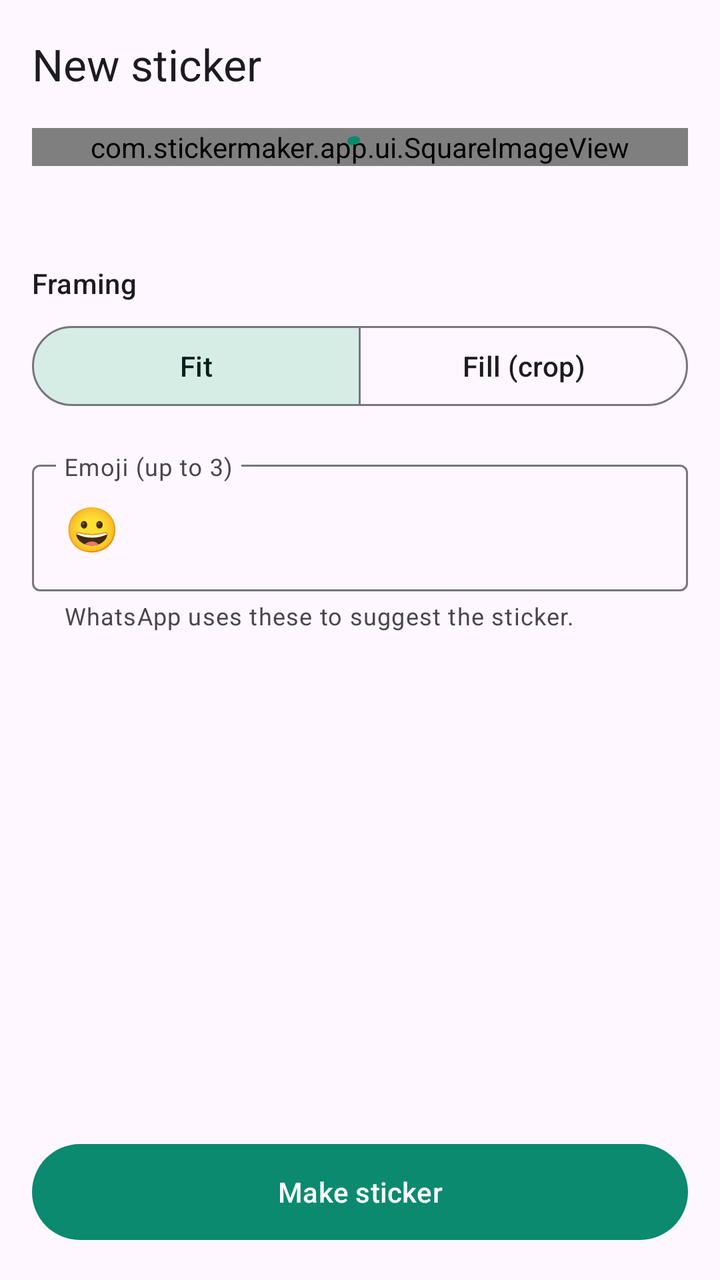
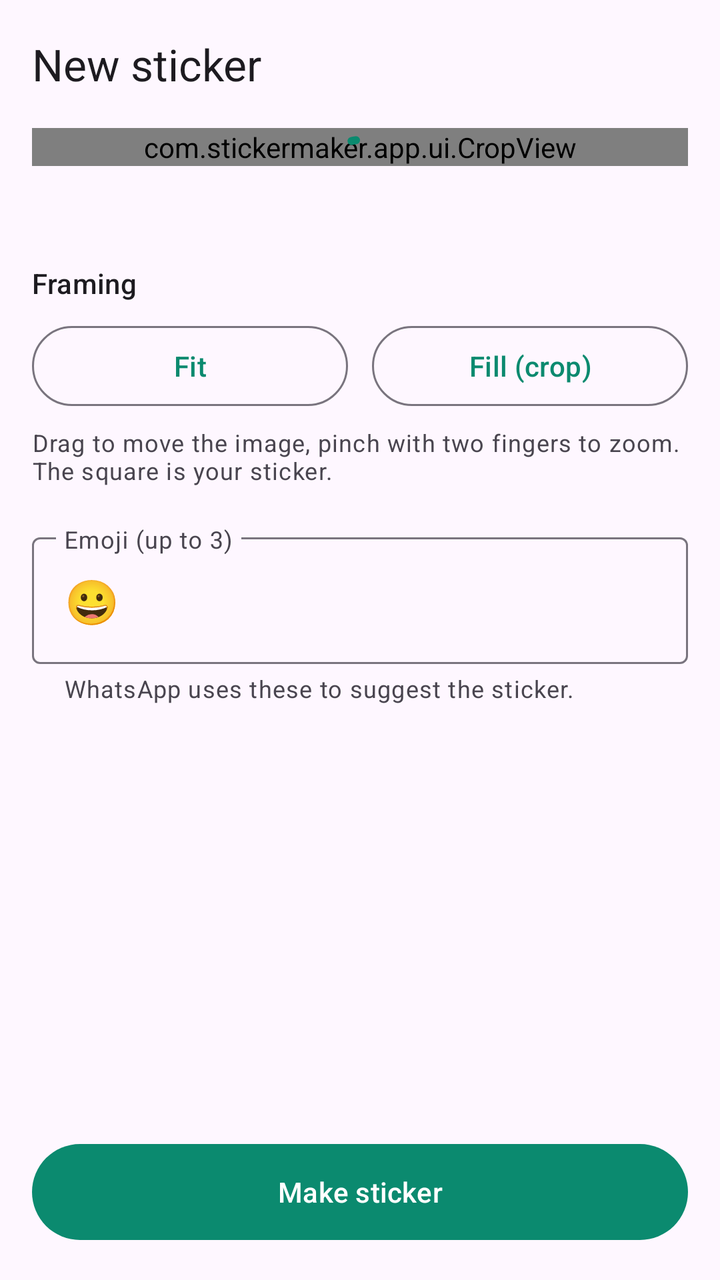

An Android layout rendered at two revisions. The XML below is the earlier revision; the diff shows what the commit changed to produce the second picture.
<!-- AndroidManifest.xml: application theme Theme.StickerMaker -->
<!-- res/layout/activity_editor.xml -->
<?xml version="1.0" encoding="utf-8"?>
<LinearLayout xmlns:android="http://schemas.android.com/apk/res/android"
    xmlns:app="http://schemas.android.com/apk/res-auto"
    android:id="@+id/root"
    android:layout_width="match_parent"
    android:layout_height="match_parent"
    android:orientation="vertical">

    <com.google.android.material.appbar.MaterialToolbar
        android:id="@+id/toolbar"
        android:layout_width="match_parent"
        android:layout_height="?attr/actionBarSize"
        app:title="@string/editor_title" />

    <ScrollView
        android:layout_width="match_parent"
        android:layout_height="0dp"
        android:layout_weight="1">

        <LinearLayout
            android:layout_width="match_parent"
            android:layout_height="wrap_content"
            android:orientation="vertical"
            android:paddingHorizontal="16dp"
            android:paddingBottom="16dp">

            <FrameLayout
                android:layout_width="match_parent"
                android:layout_height="wrap_content"
                android:layout_gravity="center_horizontal">

                <com.stickermaker.app.ui.SquareImageView
                    android:id="@+id/preview"
                    android:layout_width="match_parent"
                    android:layout_height="wrap_content"
                    android:importantForAccessibility="no"
                    android:scaleType="fitCenter" />

                <com.google.android.material.progressindicator.CircularProgressIndicator
                    android:id="@+id/previewLoading"
                    android:layout_width="wrap_content"
                    android:layout_height="wrap_content"
                    android:layout_gravity="center"
                    android:indeterminate="true" />
            </FrameLayout>

            <TextView
                android:layout_width="wrap_content"
                android:layout_height="wrap_content"
                android:layout_marginTop="20dp"
                android:text="@string/framing"
                android:textAppearance="?attr/textAppearanceLabelLarge" />

            <com.google.android.material.button.MaterialButtonToggleGroup
                android:id="@+id/framingGroup"
                android:layout_width="match_parent"
                android:layout_height="wrap_content"
                android:layout_marginTop="8dp"
                app:checkedButton="@+id/framingFit"
                app:selectionRequired="true"
                app:singleSelection="true">

                <com.google.android.material.button.MaterialButton
                    android:id="@+id/framingFit"
                    style="?attr/materialButtonOutlinedStyle"
                    android:layout_width="0dp"
                    android:layout_height="wrap_content"
                    android:layout_weight="1"
                    android:text="@string/fit" />

                <com.google.android.material.button.MaterialButton
                    android:id="@+id/framingFill"
                    style="?attr/materialButtonOutlinedStyle"
                    android:layout_width="0dp"
                    android:layout_height="wrap_content"
                    android:layout_weight="1"
                    android:text="@string/fill" />
            </com.google.android.material.button.MaterialButtonToggleGroup>

            <LinearLayout
                android:id="@+id/timeSection"
                android:layout_width="match_parent"
                android:layout_height="wrap_content"
                android:layout_marginTop="20dp"
                android:orientation="vertical"
                android:visibility="gone">

                <TextView
                    android:id="@+id/timeTitle"
                    android:layout_width="wrap_content"
                    android:layout_height="wrap_content"
                    android:text="@string/clip"
                    android:textAppearance="?attr/textAppearanceLabelLarge" />

                <com.google.android.material.slider.RangeSlider
                    android:id="@+id/rangeSlider"
                    android:layout_width="match_parent"
                    android:layout_height="wrap_content"
                    android:valueFrom="0"
                    android:valueTo="1"
                    android:visibility="gone" />

                <com.google.android.material.slider.Slider
                    android:id="@+id/frameSlider"
                    android:layout_width="match_parent"
                    android:layout_height="wrap_content"
                    android:value="0"
                    android:valueFrom="0"
                    android:valueTo="1"
                    android:visibility="gone" />

                <TextView
                    android:id="@+id/timeLabel"
                    android:layout_width="wrap_content"
                    android:layout_height="wrap_content"
                    android:textAppearance="?attr/textAppearanceBodySmall"
                    android:textColor="?attr/colorOnSurfaceVariant" />
            </LinearLayout>

            <LinearLayout
                android:id="@+id/fpsSection"
                android:layout_width="match_parent"
                android:layout_height="wrap_content"
                android:layout_marginTop="20dp"
                android:orientation="vertical"
                android:visibility="gone">

                <TextView
                    android:layout_width="wrap_content"
                    android:layout_height="wrap_content"
                    android:text="@string/smoothness"
                    android:textAppearance="?attr/textAppearanceLabelLarge" />

                <com.google.android.material.button.MaterialButtonToggleGroup
                    android:id="@+id/fpsGroup"
                    android:layout_width="match_parent"
                    android:layout_height="wrap_content"
                    android:layout_marginTop="8dp"
                    app:checkedButton="@+id/fps10"
                    app:selectionRequired="true"
                    app:singleSelection="true">

                    <com.google.android.material.button.MaterialButton
                        android:id="@+id/fps8"
                        style="?attr/materialButtonOutlinedStyle"
                        android:layout_width="0dp"
                        android:layout_height="wrap_content"
                        android:layout_weight="1"
                        android:text="@string/fps_8" />

                    <com.google.android.material.button.MaterialButton
                        android:id="@+id/fps10"
                        style="?attr/materialButtonOutlinedStyle"
                        android:layout_width="0dp"
                        android:layout_height="wrap_content"
                        android:layout_weight="1"
                        android:text="@string/fps_10" />

                    <com.google.android.material.button.MaterialButton
                        android:id="@+id/fps15"
                        style="?attr/materialButtonOutlinedStyle"
                        android:layout_width="0dp"
                        android:layout_height="wrap_content"
                        android:layout_weight="1"
                        android:text="@string/fps_15" />
                </com.google.android.material.button.MaterialButtonToggleGroup>
            </LinearLayout>

            <TextView
                android:id="@+id/staticNote"
                android:layout_width="match_parent"
                android:layout_height="wrap_content"
                android:layout_marginTop="6dp"
                android:text="@string/static_note"
                android:textAppearance="?attr/textAppearanceBodySmall"
                android:textColor="?attr/colorOnSurfaceVariant"
                android:visibility="gone" />

            <com.google.android.material.textfield.TextInputLayout
                android:layout_width="match_parent"
                android:layout_height="wrap_content"
                android:layout_marginTop="20dp"
                android:hint="@string/sticker_emoji"
                app:helperText="@string/sticker_emoji_help">

                <com.google.android.material.textfield.TextInputEditText
                    android:id="@+id/emojiInput"
                    android:layout_width="match_parent"
                    android:layout_height="wrap_content"
                    android:inputType="text"
                    android:maxLines="1"
                    android:text="😀"
                    android:textSize="22sp" />
            </com.google.android.material.textfield.TextInputLayout>
        </LinearLayout>
    </ScrollView>

    <LinearLayout
        android:layout_width="match_parent"
        android:layout_height="wrap_content"
        android:orientation="vertical"
        android:padding="16dp">

        <com.google.android.material.progressindicator.LinearProgressIndicator
            android:id="@+id/progress"
            android:layout_width="match_parent"
            android:layout_height="wrap_content"
            android:visibility="gone" />

        <TextView
            android:id="@+id/status"
            android:layout_width="match_parent"
            android:layout_height="wrap_content"
            android:layout_marginTop="6dp"
            android:gravity="center"
            android:textAppearance="?attr/textAppearanceBodySmall"
            android:textColor="?attr/colorOnSurfaceVariant"
            android:visibility="gone" />

        <com.google.android.material.button.MaterialButton
            android:id="@+id/makeButton"
            android:layout_width="match_parent"
            android:layout_height="56dp"
            android:layout_marginTop="8dp"
            android:text="@string/make_sticker" />
    </LinearLayout>
</LinearLayout>
<!-- resources referenced by this layout -->
<resources>
  <string name="clip">Clip</string>
  <string name="editor_title">New sticker</string>
  <string name="fill">Fill (crop)</string>
  <string name="fit">Fit</string>
  <string name="fps_10">Normal</string>
  <string name="fps_15">Smooth</string>
  <string name="fps_8">Light</string>
  <string name="framing">Framing</string>
  <string name="make_sticker">Make sticker</string>
  <string name="smoothness">Smoothness</string>
  <string name="static_note">This is a static pack, so one frame is used.</string>
  <string name="sticker_emoji">Emoji (up to 3)</string>
  <string name="sticker_emoji_help">WhatsApp uses these to suggest the sticker.</string>
  <style name="Theme.StickerMaker" parent="Theme.Material3.DayNight.NoActionBar">
          <item name="colorPrimary">@color/primary</item>
          <item name="colorOnPrimary">@color/on_primary</item>
          <item name="colorPrimaryContainer">@color/primary_container</item>
          <item name="colorOnPrimaryContainer">@color/on_primary_container</item>
          <item name="colorSecondary">@color/primary</item>
          <item name="colorSecondaryContainer">@color/secondary_container</item>
          <item name="colorOnSecondaryContainer">@color/on_primary_container</item>
          <item name="colorTertiary">@color/primary</item>
      </style>
  <color name="primary">#0B8A6F</color>
  <color name="on_primary">#FFFFFF</color>
  <color name="primary_container">#C6F3E2</color>
  <color name="on_primary_container">#00201A</color>
  <color name="secondary_container">#D6EDE5</color>
</resources>

<!-- the commit's change to res/layout/activity_editor.xml (unified diff, before → after) -->
@@ -29,12 +29,11 @@
                 android:layout_height="wrap_content"
                 android:layout_gravity="center_horizontal">
 
-                <com.stickermaker.app.ui.SquareImageView
+                <com.stickermaker.app.ui.CropView
                     android:id="@+id/preview"
                     android:layout_width="match_parent"
                     android:layout_height="wrap_content"
-                    android:importantForAccessibility="no"
-                    android:scaleType="fitCenter" />
+                    android:importantForAccessibility="no" />
 
                 <com.google.android.material.progressindicator.CircularProgressIndicator
                     android:id="@+id/previewLoading"
@@ -51,14 +50,11 @@
                 android:text="@string/framing"
                 android:textAppearance="?attr/textAppearanceLabelLarge" />
 
-            <com.google.android.material.button.MaterialButtonToggleGroup
-                android:id="@+id/framingGroup"
+            <LinearLayout
                 android:layout_width="match_parent"
                 android:layout_height="wrap_content"
                 android:layout_marginTop="8dp"
-                app:checkedButton="@+id/framingFit"
-                app:selectionRequired="true"
-                app:singleSelection="true">
+                android:orientation="horizontal">
 
                 <com.google.android.material.button.MaterialButton
                     android:id="@+id/framingFit"
@@ -68,6 +64,10 @@
                     android:layout_weight="1"
                     android:text="@string/fit" />
 
+                <Space
+                    android:layout_width="12dp"
+                    android:layout_height="0dp" />
+
                 <com.google.android.material.button.MaterialButton
                     android:id="@+id/framingFill"
                     style="?attr/materialButtonOutlinedStyle"
@@ -75,7 +75,15 @@
                     android:layout_height="wrap_content"
                     android:layout_weight="1"
                     android:text="@string/fill" />
-            </com.google.android.material.button.MaterialButtonToggleGroup>
+            </LinearLayout>
+
+            <TextView
+                android:layout_width="match_parent"
+                android:layout_height="wrap_content"
+                android:layout_marginTop="6dp"
+                android:text="@string/crop_hint"
+                android:textAppearance="?attr/textAppearanceBodySmall"
+                android:textColor="?attr/colorOnSurfaceVariant" />
 
             <LinearLayout
                 android:id="@+id/timeSection"
<!-- resource entries referenced after the edit -->
@@ -1,6 +1,7 @@
 <!-- resources referenced by this layout -->
 <resources>
   <string name="clip">Clip</string>
+  <string name="crop_hint">Drag to move the image, pinch with two fingers to zoom. The square is your sticker.</string>
   <string name="editor_title">New sticker</string>
   <string name="fill">Fill (crop)</string>
   <string name="fit">Fit</string>
